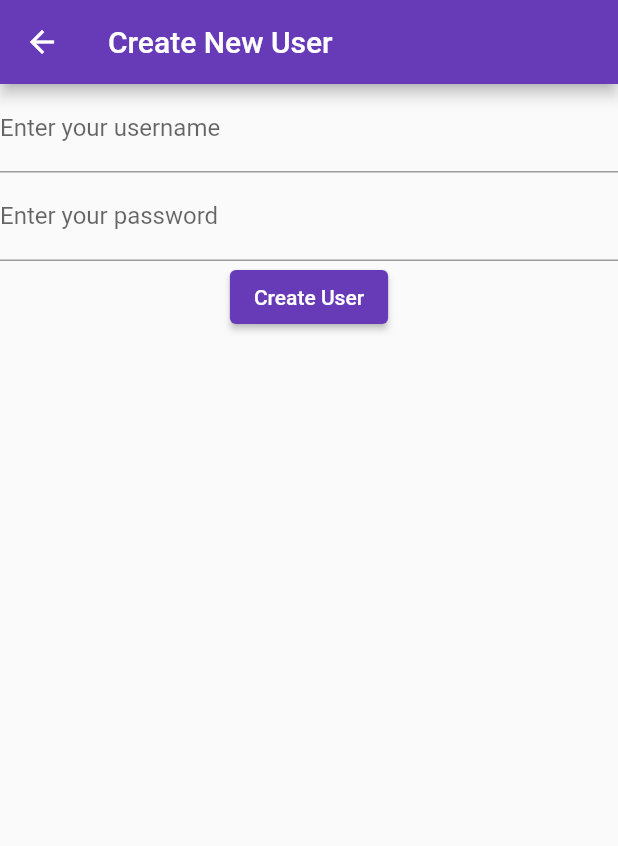
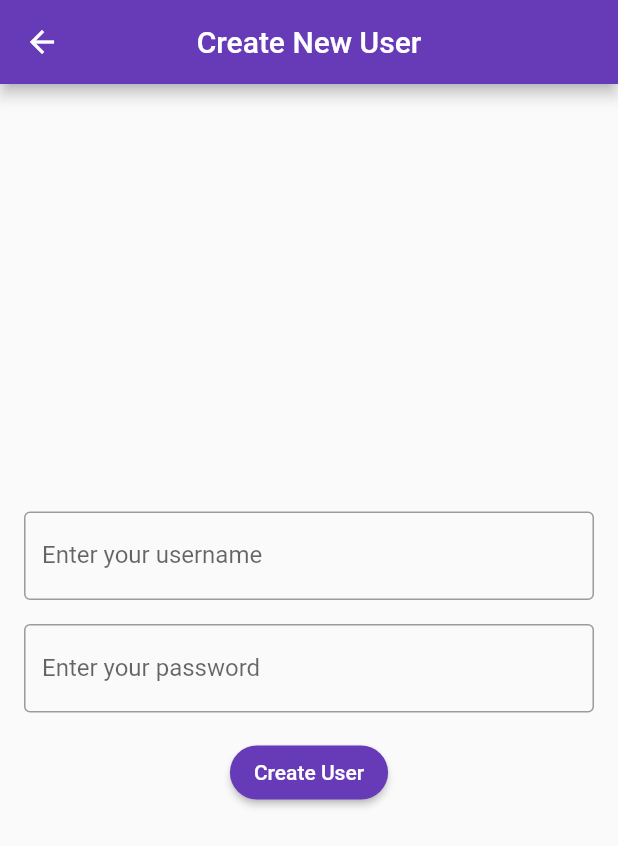
Before and after one commit to Alanthomas-in/HabitHub, a Flutter app: the screen it shows after launch, after a tap on "Create New User", on a phone screen of 412 x 824 dp. Shown: the top 846 px of the screen. Run offline on Flutter 3.47's test engine with Material 2 defaults, Android fonts, the phone set to English and light mode, and no system bars.

Commit message:
improved UI

```diff
--- a/habithub/lib/CreateUserPage.dart
+++ b/habithub/lib/CreateUserPage.dart
@@ -2,31 +2,60 @@ import 'package:flutter/cupertino.dart';
 import 'package:flutter/material.dart';
 
 class CreateUserPage extends StatelessWidget {
+  final _formKey = GlobalKey<FormState>();
+
   @override
   Widget build(BuildContext context) {
     return Scaffold(
       appBar: AppBar(
         title: Text('Create New User'),
+        centerTitle: true,
       ),
-      body: Form(
+      body: Center(
+        child: Padding(
+          padding: const EdgeInsets.all(16.0),
+          child: Form(
+            key: _formKey,
             child: Column(
+              mainAxisAlignment: MainAxisAlignment.center,
               children: <Widget>[
                 TextFormField(
-              decoration: InputDecoration(labelText: 'Enter your username'),
+                  decoration: InputDecoration(
+                    labelText: 'Enter your username',
+                    border: OutlineInputBorder(),
                   ),
+                ),
+                SizedBox(height: 16.0), // Add space between the fields
                 TextFormField(
-              decoration: InputDecoration(labelText: 'Enter your password'),
+                  decoration: InputDecoration(
+                    labelText: 'Enter your password',
+                    border: OutlineInputBorder(),
+                  ),
                   obscureText: true,
                 ),
+                SizedBox(height: 16.0), // Add space between the fields
                 ElevatedButton(
+                  style: ElevatedButton.styleFrom(
+                    primary: Colors.deepPurple, // background color
+                    onPrimary: Colors.white, // text color
+                    shape: RoundedRectangleBorder(
+                      borderRadius: BorderRadius.circular(32.0),
+                    ),
+                  ),
                   onPressed: () {
                     // Add your logic here to create a new user
+                    // After creating the user, navigate back to the login page
+                    if (_formKey.currentState?.validate() ?? false) {
+                      Navigator.pop(context);
+                    }
                   },
                   child: Text('Create User'),
                 ),
               ],
             ),
           ),
+        ),
+      ),
     );
   }
 }
--- a/habithub/lib/LoginPage.dart
+++ b/habithub/lib/LoginPage.dart
@@ -15,12 +15,12 @@ class _LoginPageState extends State<LoginPage> {
 
   @override
   Widget build(BuildContext context) {
-    return Scaffold(
+    return _isLoggedIn ? MyHomePage() : Scaffold(
       appBar: AppBar(
         title: Text('Habit Hub'),
         centerTitle: true,
       ),
-      body: _isLoggedIn ? MyHomePage() : Center(
+      body: Center(
         child: Padding(
           padding: const EdgeInsets.all(16.0),
           child: Form(
--- a/habithub/lib/MyHomePage.dart
+++ b/habithub/lib/MyHomePage.dart
@@ -46,7 +46,7 @@ class _MyHomePageState extends State<MyHomePage> {
   Widget build(BuildContext context) {
     return Scaffold(
       appBar: AppBar(
-        title: const Text('Habit Tracker'),
+        title: const Text('HabitHub'),
       ),
       drawer: Drawer(
         child: ListView(
--- a/habithub/lib/main.dart
+++ b/habithub/lib/main.dart
@@ -1,8 +1,6 @@
 import 'package:flutter/material.dart';
 
-import 'CreateUserPage.dart';
 import 'LoginPage.dart';
-import 'MyHomePage.dart';
 
 void main() {
   runApp(const MyApp());
```
Lines whose indentation alone changed are shown as unchanged.
